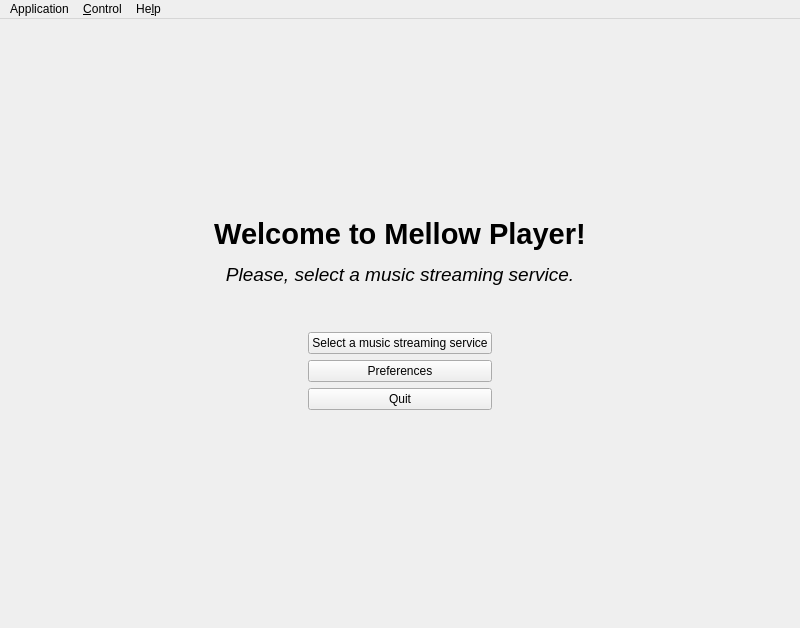
The window that app/mainwindow.ui (ColinDuquesnoy/MellowPlayer) describes before a commit, drawn with Qt 5.
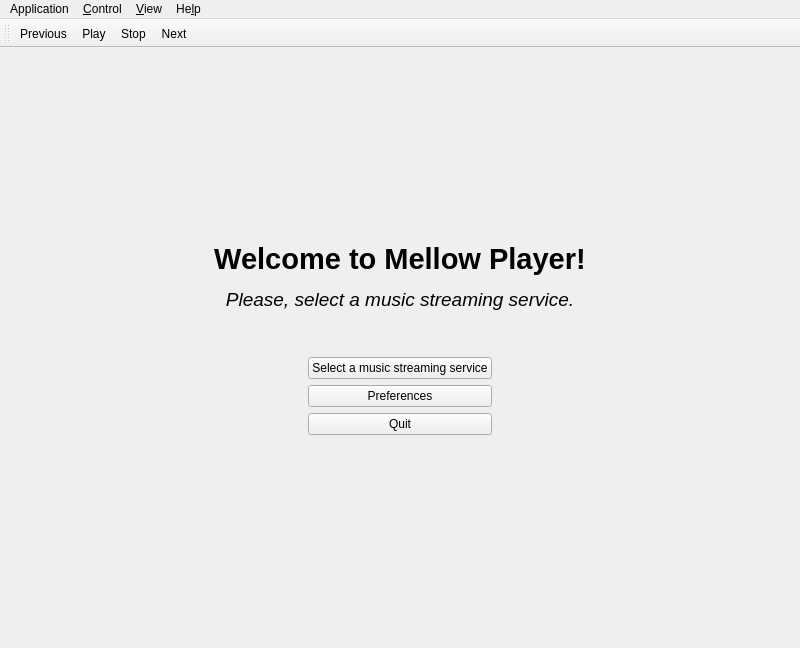
The same window after the commit. Icons and pictures are not drawn. Custom widgets are drawn as their Qt base class.

Commit message:
Add menu view to main window
This menu show the list of visible toolbars/dockwidgets

```diff
--- a/app/mainwindow.ui
+++ b/app/mainwindow.ui
@@ -7,7 +7,7 @@
     <x>0</x>
     <y>0</y>
     <width>800</width>
-    <height>628</height>
+    <height>630</height>
    </rect>
   </property>
   <property name="windowTitle">
@@ -50,7 +50,7 @@
         <item row="1" column="1">
          <widget class="QLabel" name="label">
           <property name="text">
-           <string>&lt;html&gt;&lt;head/&gt;&lt;body&gt;&lt;p align=&quot;center&quot;&gt;&lt;img src=&quot;:/icons/mellowplayer.png&quot;/&gt;&lt;/p&gt;&lt;p align=&quot;center&quot;&gt;&lt;span style=&quot; font-size:22pt; font-weight:600;&quot;&gt;Welcome to Mellow Player!&lt;/span&gt;&lt;/p&gt;&lt;p align=&quot;center&quot;&gt;&lt;span style=&quot; font-size:14pt; font-style:italic;&quot;&gt;Please, select a music streaming service.&lt;/span&gt;&lt;/p&gt;&lt;p align=&quot;center&quot;&gt;&lt;br/&gt;&lt;/p&gt;&lt;/body&gt;&lt;/html&gt;</string>
+           <string>&lt;html&gt;&lt;head/&gt;&lt;body&gt;&lt;p align=&quot;center&quot;&gt;&lt;img src=&quot;:/icons/mellowplayer.png&quot; width=128 height=128/&gt;&lt;/p&gt;&lt;p align=&quot;center&quot;&gt;&lt;span style=&quot; font-size:22pt; font-weight:600;&quot;&gt;Welcome to Mellow Player!&lt;/span&gt;&lt;/p&gt;&lt;p align=&quot;center&quot;&gt;&lt;span style=&quot; font-size:14pt; font-style:italic;&quot;&gt;Please, select a music streaming service.&lt;/span&gt;&lt;/p&gt;&lt;p align=&quot;center&quot;&gt;&lt;br/&gt;&lt;/p&gt;&lt;/body&gt;&lt;/html&gt;</string>
           </property>
          </widget>
         </item>
@@ -224,7 +224,7 @@
      <x>0</x>
      <y>0</y>
      <width>800</width>
-     <height>27</height>
+     <height>30</height>
     </rect>
    </property>
    <widget class="QMenu" name="menuApplication">
@@ -253,10 +253,31 @@
     <addaction name="separator"/>
     <addaction name="actionReport_a_bug"/>
    </widget>
+   <widget class="QMenu" name="menuView">
+    <property name="title">
+     <string>&amp;View</string>
+    </property>
+   </widget>
    <addaction name="menuApplication"/>
    <addaction name="menuPlayback"/>
+   <addaction name="menuView"/>
    <addaction name="menu"/>
   </widget>
+  <widget class="QToolBar" name="toolBar">
+   <property name="windowTitle">
+    <string>Toolbar</string>
+   </property>
+   <attribute name="toolBarArea">
+    <enum>TopToolBarArea</enum>
+   </attribute>
+   <attribute name="toolBarBreak">
+    <bool>false</bool>
+   </attribute>
+   <addaction name="actionPrevious"/>
+   <addaction name="actionPlayPause"/>
+   <addaction name="actionStop"/>
+   <addaction name="actionNext"/>
+  </widget>
   <action name="actionSelect_service">
    <property name="icon">
     <iconset theme="system-run" resource="mellowplayer.qrc">
```
The commit also changes 1 other file.
